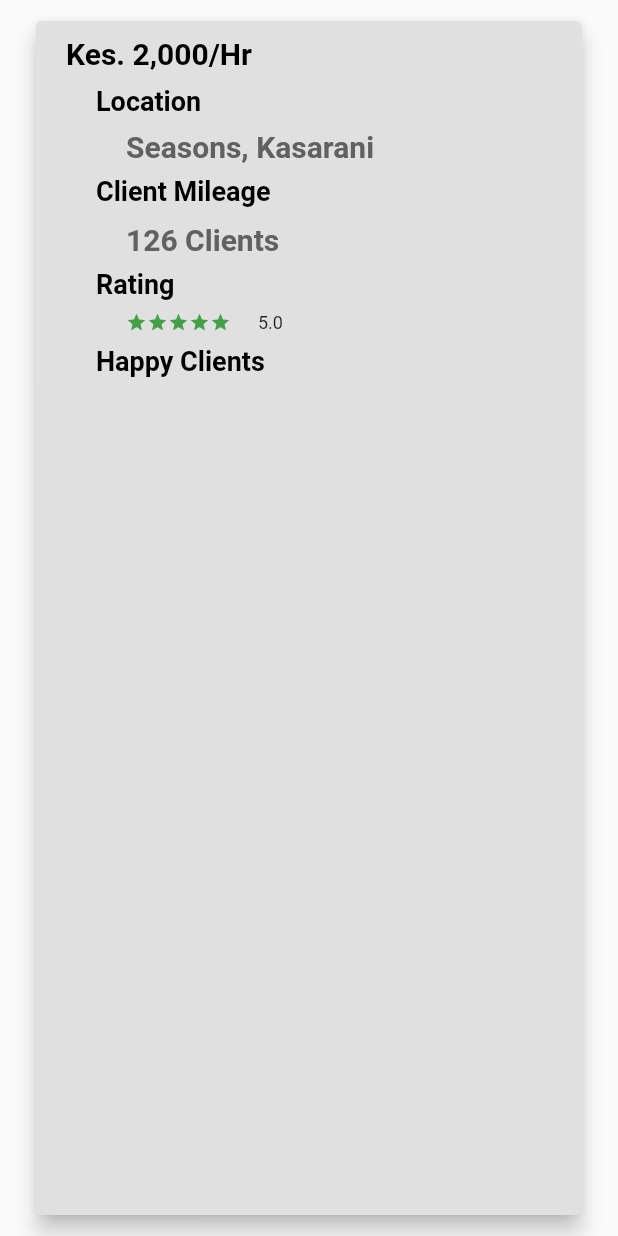
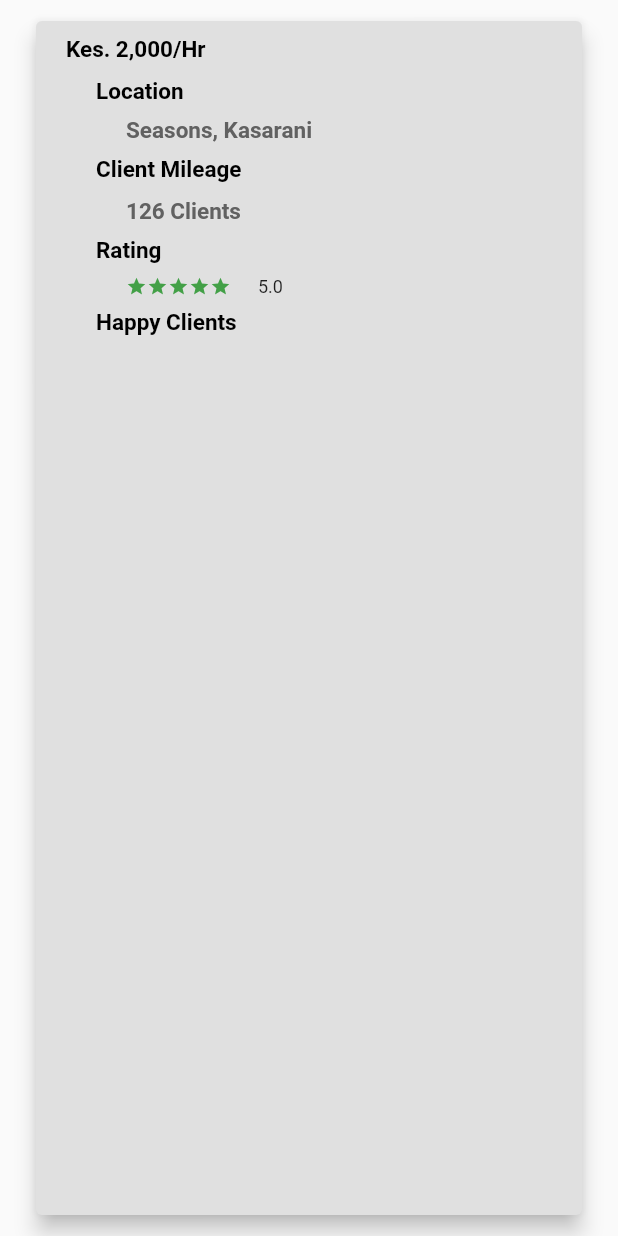
Before and after one commit to mohngina/bmi-calculator-flutter, a Flutter app: the ReusableCard2 widget shown alone on an empty page, opened directly, on a phone screen of 412 x 824 dp. Run offline on Flutter 3.47's test engine with Material 2 defaults, Android fonts, the phone set to English and light mode, and no system bars; our stand-ins replace google_maps_flutter, material_design_icons_flutter; network calls fail.

Commit message:
Edited selected_profile_screen.dart

```diff
--- a/lib/screens/profile/selected_profile_screen.dart
+++ b/lib/screens/profile/selected_profile_screen.dart
@@ -37,7 +37,7 @@ class _SelectedProfileState extends State<SelectedProfile> {
             SizedBox(height: 10),
             Padding(
               padding: EdgeInsets.only(left: 20.0),
-              child: Text('Mourinho', style: TextStyle(fontSize: 30, color: Colors.grey[700], fontWeight: FontWeight.bold),),
+              child: Text('Mourinho', style: TextStyle(fontSize: 20, color: Colors.grey[700], fontWeight: FontWeight.bold),),
             ),
             Container(
             padding: EdgeInsets.symmetric(
@@ -96,7 +96,7 @@ class _SelectedProfileState extends State<SelectedProfile> {
                       clientComment: 'Happy Clients',
                     ),
                     Align(
-                      alignment: Alignment(2.0, 0.8),
+                      alignment: Alignment(2.0, 0.6),
                       child: SingleChildScrollView(
                         scrollDirection: Axis.horizontal,
                         child: Row(
--- a/lib/widgets/reusable_card.dart
+++ b/lib/widgets/reusable_card.dart
@@ -25,8 +25,10 @@ class ReusableCard extends StatelessWidget {
     return Container(
       height: mediaQuery.size.width * 0.30,
       width: mediaQuery.size.width * 0.50,
+      child: ClipRRect(
+        borderRadius: BorderRadius.all(Radius.circular(28.0)),
         child: Card(
-        elevation: 6,
+          elevation: 0,
           color: Colors.white,
           child: Column(
             crossAxisAlignment: CrossAxisAlignment.start,
@@ -57,7 +59,7 @@ class ReusableCard extends StatelessWidget {
                   Text(
                     name,
                     style: TextStyle(
-                      fontSize: 20,
+                        fontSize: 18,
                         color: Colors.black,
                         fontWeight: FontWeight.bold),
                   ),
@@ -81,6 +83,7 @@ class ReusableCard extends StatelessWidget {
                 ),
               ),
             ],
+          ),
         ),
       ),
     );
@@ -120,7 +123,7 @@ class ReusableCard2 extends StatelessWidget {
               child: Text(
                 payRate,
                 style: TextStyle(
-                  fontSize: 20,
+                  fontSize: 15,
                   color: Colors.black,
                   fontWeight: FontWeight.bold,
                 ),
@@ -131,7 +134,7 @@ class ReusableCard2 extends StatelessWidget {
               child: Text(
                 location,
                 style: TextStyle(
-                    fontSize: 18,
+                    fontSize: 15,
                     color: Colors.black,
                     fontWeight: FontWeight.bold),
               ),
@@ -141,7 +144,7 @@ class ReusableCard2 extends StatelessWidget {
               child: Text(
                 place,
                 style: TextStyle(
-                    fontSize: 20,
+                    fontSize: 15,
                     color: Colors.grey[700],
                     fontWeight: FontWeight.bold),
               ),
@@ -151,7 +154,7 @@ class ReusableCard2 extends StatelessWidget {
               child: Text(
                 clientMileage,
                 style: TextStyle(
-                    fontSize: 18,
+                    fontSize: 15,
                     color: Colors.black,
                     fontWeight: FontWeight.bold),
               ),
@@ -161,7 +164,7 @@ class ReusableCard2 extends StatelessWidget {
               child: Text(
                 clientNumber,
                 style: TextStyle(
-                    fontSize: 20,
+                    fontSize: 15,
                     color: Colors.grey[700],
                     fontWeight: FontWeight.bold),
               ),
@@ -171,7 +174,7 @@ class ReusableCard2 extends StatelessWidget {
               child: Text(
                 rating,
                 style: TextStyle(
-                    fontSize: 18,
+                    fontSize: 15,
                     color: Colors.black,
                     fontWeight: FontWeight.bold),
               ),
@@ -185,7 +188,7 @@ class ReusableCard2 extends StatelessWidget {
               child: Text(
                 clientComment,
                 style: TextStyle(
-                  fontSize: 18,
+                  fontSize: 15,
                   color: Colors.black,
                   fontWeight: FontWeight.bold,
                 ),
```
Lines whose indentation alone changed are shown as unchanged.
